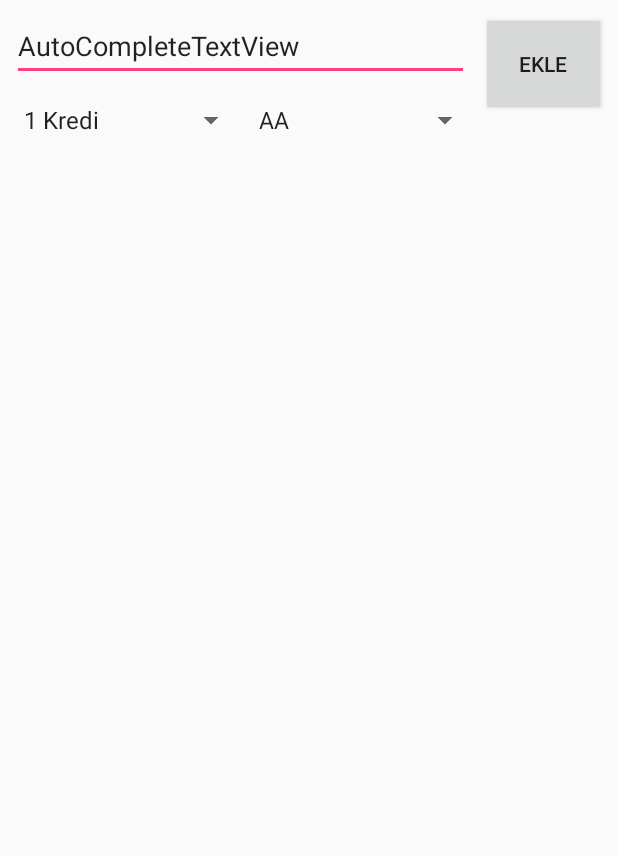
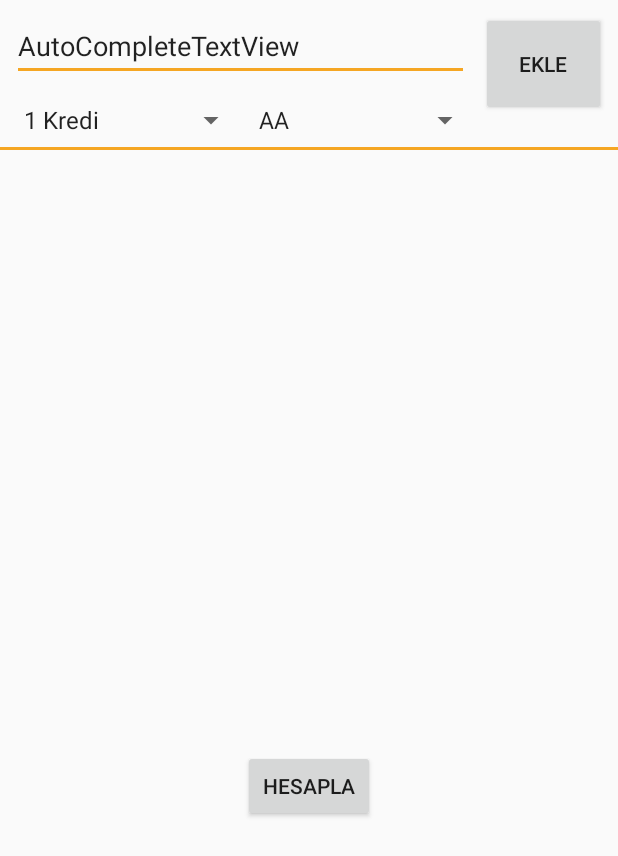
Before and after one commit to emrealtunbilek/ortalamahesapla, an Android app: the layout activity_main.xml on its own in the app's theme, with its tools: preview values and no code run, on a phone screen of 412 x 824 dp. Shown: the top 856 px of the screen. Run offline under Robolectric (Android 15) with nearby library versions, the phone set to English and light mode, and no system bars.

Commit message:
2. ders tasarım genel hatlarıyla bitti

```diff
--- a/app/src/main/java/com/emrealtunbilek/ortalamahesapla/MainActivity.kt
+++ b/app/src/main/java/com/emrealtunbilek/ortalamahesapla/MainActivity.kt
@@ -2,6 +2,7 @@ package com.emrealtunbilek.ortalamahesapla
 
 import android.support.v7.app.AppCompatActivity
 import android.os.Bundle
+import android.view.View
 
 class MainActivity : AppCompatActivity() {
 
@@ -9,4 +10,9 @@ class MainActivity : AppCompatActivity() {
         super.onCreate(savedInstanceState)
         setContentView(R.layout.activity_main)
     }
+
+
+    fun ortalamaHesapla(view: View){
+
+    }
 }
--- a/app/src/main/res/layout/activity_main.xml
+++ b/app/src/main/res/layout/activity_main.xml
@@ -9,7 +9,7 @@
 
     <android.support.constraint.ConstraintLayout
         android:layout_width="match_parent"
-        android:layout_height="300dp">
+        android:layout_height="wrap_content">
 
         <AutoCompleteTextView
             android:id="@+id/etDersAd"
@@ -57,5 +57,23 @@
             app:layout_constraintEnd_toEndOf="parent"
             app:layout_constraintTop_toTopOf="parent" />
     </android.support.constraint.ConstraintLayout>
+    <View
+        android:layout_width="match_parent"
+        android:layout_height="2dp"
+        android:background="@color/colorAccent">
+    </View>
+
+    <ScrollView
+        android:layout_width="match_parent"
+        android:layout_height="400dp">
+
+    </ScrollView>
+
+    <Button
+        android:layout_width="wrap_content"
+        android:layout_height="wrap_content"
+        android:layout_gravity="center"
+        android:onClick="ortalamaHesapla"
+        android:text="Hesapla" />
 
 </LinearLayout>
--- a/app/src/main/res/values/colors.xml
+++ b/app/src/main/res/values/colors.xml
@@ -1,6 +1,6 @@
 <?xml version="1.0" encoding="utf-8"?>
 <resources>
-    <color name="colorPrimary">#3F51B5</color>
-    <color name="colorPrimaryDark">#45fa60</color>
-    <color name="colorAccent">#FF4081</color>
+    <color name="colorPrimary">#ed3b72</color>
+    <color name="colorPrimaryDark">#41366E</color>
+    <color name="colorAccent">#f5a623</color>
 </resources>
--- a/app/src/main/res/values/styles.xml
+++ b/app/src/main/res/values/styles.xml
@@ -1,7 +1,7 @@
 <resources>
 
     <!-- Base application theme. -->
-    <style name="AppTheme" parent="Theme.AppCompat.Light.DarkActionBar">
+    <style name="AppTheme" parent="Theme.AppCompat.Light.NoActionBar">
         <!-- Customize your theme here. -->
         <item name="colorPrimary">@color/colorPrimary</item>
         <item name="colorPrimaryDark">@color/colorPrimaryDark</item>
```
